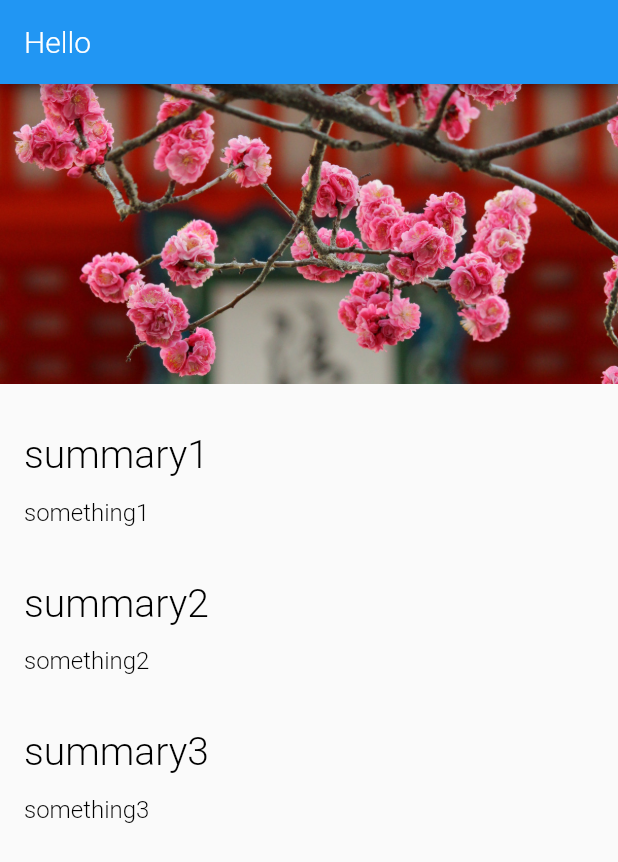
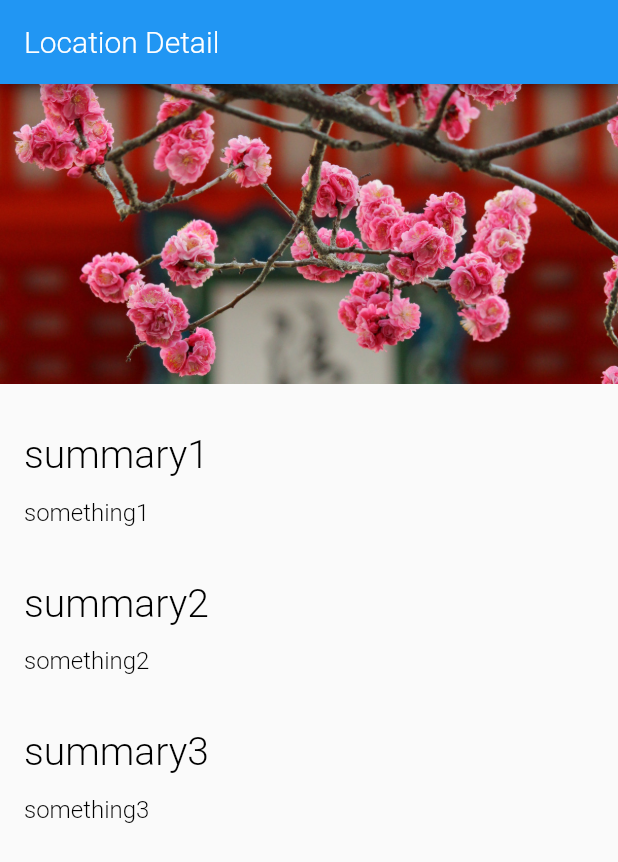
Before and after one commit to nagendraputhane/flutter_basics, a Flutter app: the screen it shows after launch, on a phone screen of 412 x 824 dp. Shown: the top 862 px of the screen. Run offline on Flutter 3.47's test engine with Material 2 defaults, Android fonts, the phone set to English and light mode, and no system bars.

Commit message:
title text

```diff
--- a/lib/screens/location_detail/location_detail.dart
+++ b/lib/screens/location_detail/location_detail.dart
@@ -8,7 +8,7 @@ class LocationDetail extends StatelessWidget{
   Widget build(BuildContext context) {
     return Scaffold(
       appBar: AppBar(
-        title: Text('Hello'),
+        title: Text('Location Detail'),
       ),
       body: Column(
         mainAxisAlignment: MainAxisAlignment.start,
```
